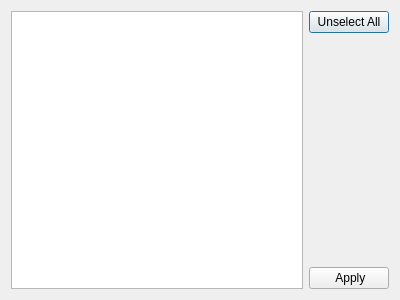
Before: the Qt Designer form ankimorphs/ui/tag_selection.ui in mortii/anki-morphs, drawn with Qt 5.
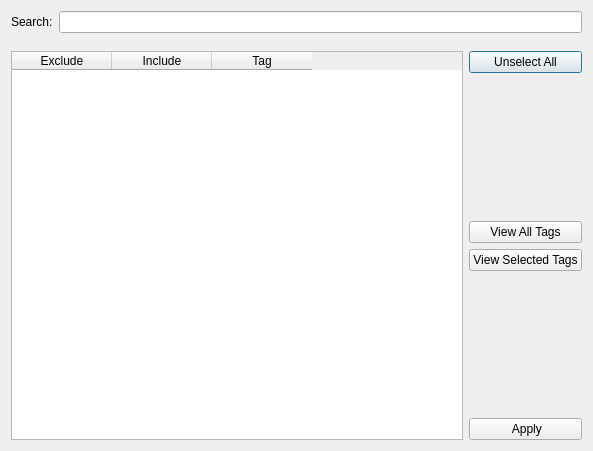
After: the same form once the commit is applied.

Commit message: added option to exclude tags (#83)

Patch:
```diff
--- a/ankimorphs/ui/tag_selection.ui
+++ b/ankimorphs/ui/tag_selection.ui
@@ -6,18 +6,51 @@
    <rect>
     <x>0</x>
     <y>0</y>
-    <width>400</width>
-    <height>300</height>
+    <width>593</width>
+    <height>451</height>
    </rect>
   </property>
   <property name="windowTitle">
    <string>Tag Selector</string>
   </property>
   <layout class="QVBoxLayout" name="verticalLayout_2">
+   <item>
+    <layout class="QHBoxLayout" name="searchLayout">
+     <property name="bottomMargin">
+      <number>12</number>
+     </property>
+     <item>
+      <widget class="QLabel" name="label">
+       <property name="text">
+        <string>Search:</string>
+       </property>
+      </widget>
+     </item>
+     <item>
+      <widget class="QLineEdit" name="searchLineEdit"/>
+     </item>
+    </layout>
+   </item>
    <item>
     <layout class="QHBoxLayout" name="horizontalLayout">
      <item>
-      <widget class="QListView" name="listView"/>
+      <widget class="QTableWidget" name="tableWidget">
+       <column>
+        <property name="text">
+         <string>Exclude</string>
+        </property>
+       </column>
+       <column>
+        <property name="text">
+         <string>Include</string>
+        </property>
+       </column>
+       <column>
+        <property name="text">
+         <string>Tag</string>
+        </property>
+       </column>
+      </widget>
      </item>
      <item>
       <layout class="QVBoxLayout" name="verticalLayout">
@@ -44,6 +77,33 @@
          </property>
         </spacer>
        </item>
+       <item>
+        <widget class="QPushButton" name="viewAllTagsPushButton">
+         <property name="text">
+          <string>View All Tags</string>
+         </property>
+        </widget>
+       </item>
+       <item>
+        <widget class="QPushButton" name="viewSelectedTagsPushButton">
+         <property name="text">
+          <string>View Selected Tags</string>
+         </property>
+        </widget>
+       </item>
+       <item>
+        <spacer name="verticalSpacer_2">
+         <property name="orientation">
+          <enum>Qt::Vertical</enum>
+         </property>
+         <property name="sizeHint" stdset="0">
+          <size>
+           <width>20</width>
+           <height>40</height>
+          </size>
+         </property>
+        </spacer>
+       </item>
        <item>
         <widget class="QPushButton" name="applyButton">
          <property name="text">
```
Left out of the diff: 2 changed lines with no effect on the pictures. The commit also changes 16 other files.
